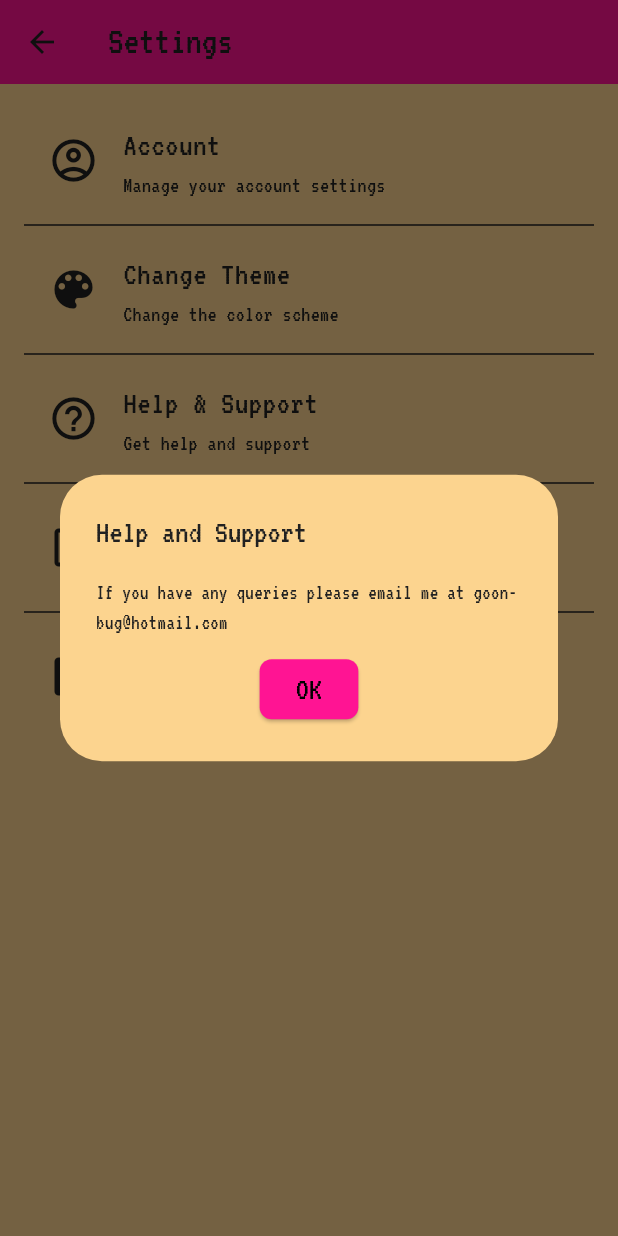
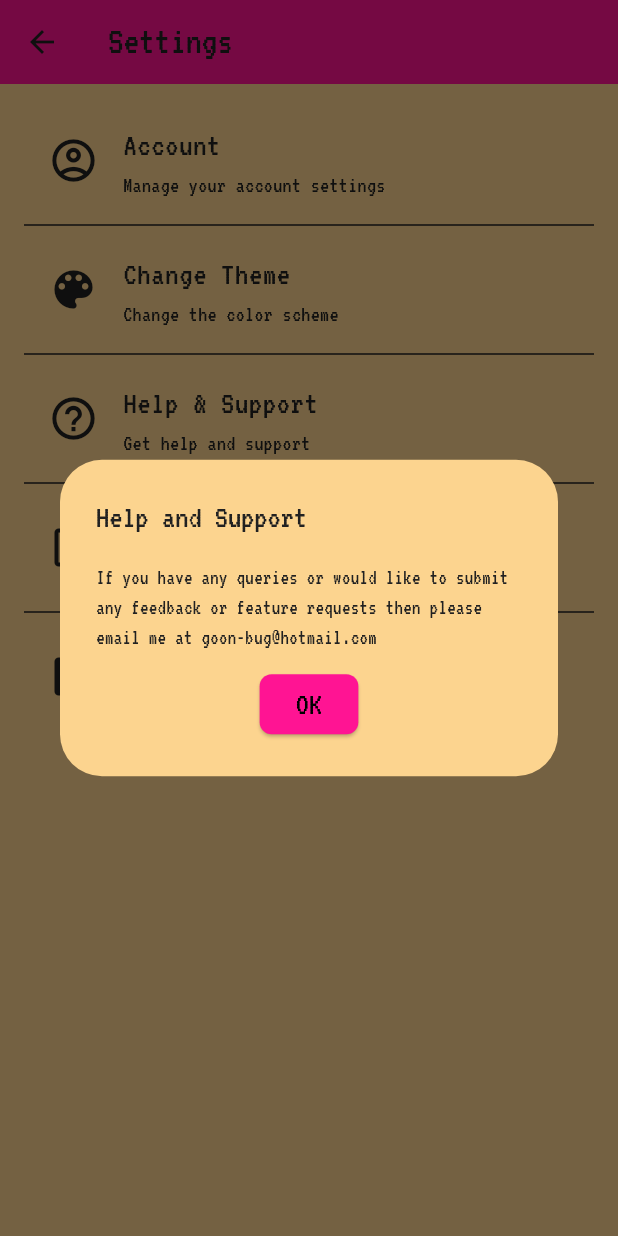
Before and after one commit to Goon-Bug/date-ideas-app-stripped, a Flutter app: the SettingsPage screen opened by its route, after a tap on "Help & Support", on a phone screen of 412 x 824 dp. Run offline on Flutter 3.47's test engine with Material 3 defaults, Android fonts, the phone set to English and light mode, and no system bars; our stand-ins replace bloc, dropdown_button2, equatable, flutter_bloc, flutter_markdown, flutter_secure_storage and 5 more; missing offline and left inert: dart_jsonwebtoken; accounts and stored records are empty.

Commit message:
Update contact information in feedback message for clarity

```diff
--- a/frontend/flutter/my_app/lib/settings/view/main_settings_page.dart
+++ b/frontend/flutter/my_app/lib/settings/view/main_settings_page.dart
@@ -93,7 +93,7 @@ class _SettingsPageState extends State<SettingsPage> {
                       mainAxisSize: MainAxisSize.min,
                       children: [
                         const Text(
-                          'If you have any queries please email me at goon-bug@hotmail.com',
+                          'If you have any queries or would like to submit any feedback or feature requests then please email me at goon-bug@hotmail.com',
                         ),
                         const SizedBox(height: 10),
                         ElevatedButton(
```
